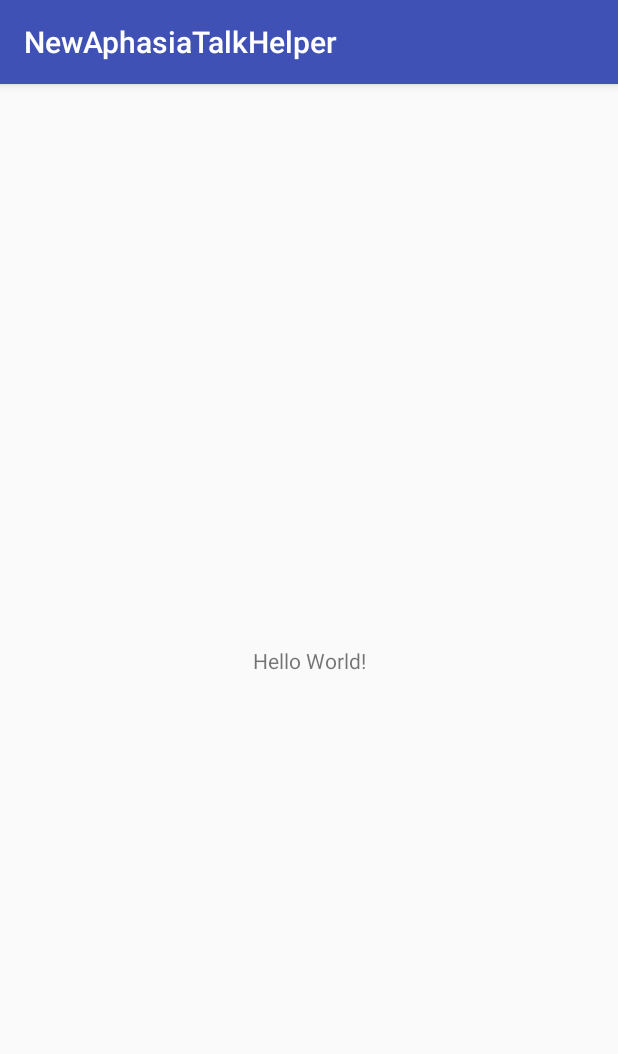
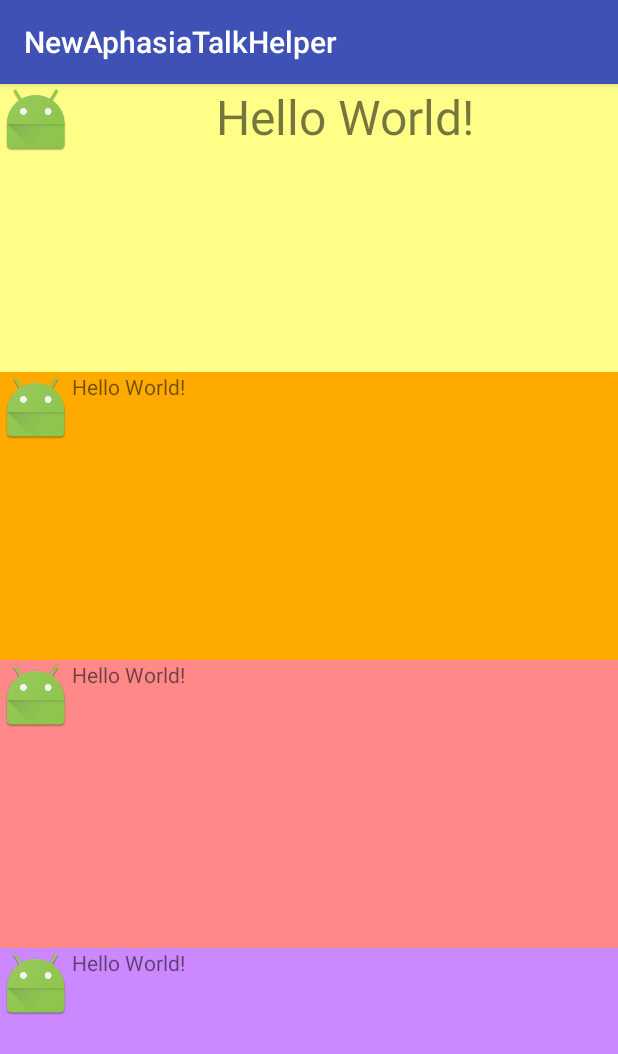
Before and after one commit to Blinkblinkk/NewAphasiaTalkHelper, an Android app: the screen it shows after launch (MainActivity), on a phone screen of 412 x 824 dp. Shown: the top 1054 px of the screen. Run offline under Robolectric (Android 15) with nearby library versions, the phone set to English and light mode, and no system bars.

Commit message:
no message

```diff
--- a/NewAphasiaTalkHelper/app/src/main/AndroidManifest.xml
+++ b/NewAphasiaTalkHelper/app/src/main/AndroidManifest.xml
@@ -16,6 +16,9 @@
                 <category android:name="android.intent.category.LAUNCHER" />
             </intent-filter>
         </activity>
+        <activity android:name=".activities.SelectItemActivity" />
+        <activity android:name=".activities.TypeTextActivity" />
+        <activity android:name=".activities.FavoriteActivity"></activity>
     </application>
 
 </manifest>
--- a/NewAphasiaTalkHelper/app/src/main/java/com/newaphasiatalkhelper/newaphasiatalkhelper/activities/MainActivity.java
+++ b/NewAphasiaTalkHelper/app/src/main/java/com/newaphasiatalkhelper/newaphasiatalkhelper/activities/MainActivity.java
@@ -1,15 +1,59 @@
 package com.newaphasiatalkhelper.newaphasiatalkhelper.activities;
 
+import android.content.Intent;
 import android.support.v7.app.AppCompatActivity;
 import android.os.Bundle;
+import android.view.View;
 
 import com.newaphasiatalkhelper.newaphasiatalkhelper.R;
 
 public class MainActivity extends AppCompatActivity {
 
+    View viewIWant;
+    View viewIFeel;
+    View viewTypeText;
+    View viewFav;
+
     @Override
     protected void onCreate(Bundle savedInstanceState) {
         super.onCreate(savedInstanceState);
         setContentView(R.layout.activity_main);
+
+        viewIWant = findViewById(R.id.goto_i_want);
+        viewIFeel = findViewById(R.id.goto_i_feel);
+        viewTypeText = findViewById(R.id.goto_type_text);
+        viewFav = findViewById(R.id.goto_fav);
+
+        viewIWant.setOnClickListener(new View.OnClickListener() {
+            @Override
+            public void onClick(View v) {
+                Intent intent = new Intent(MainActivity.this, SelectItemActivity.class);
+                startActivity(intent);
+            }
+        });
+
+        viewIFeel.setOnClickListener(new View.OnClickListener() {
+            @Override
+            public void onClick(View v) {
+                Intent intent = new Intent(MainActivity.this, SelectItemActivity.class);
+                startActivity(intent);
+            }
+        });
+
+        viewTypeText.setOnClickListener(new View.OnClickListener() {
+            @Override
+            public void onClick(View v) {
+                Intent intent = new Intent(MainActivity.this, TypeTextActivity.class);
+                startActivity(intent);
+            }
+        });
+
+        viewFav.setOnClickListener(new View.OnClickListener() {
+            @Override
+            public void onClick(View v) {
+                Intent intent = new Intent(MainActivity.this, FavoriteActivity.class);
+                startActivity(intent);
+            }
+        });
     }
 }
--- a/NewAphasiaTalkHelper/app/src/main/res/layout/activity_main.xml
+++ b/NewAphasiaTalkHelper/app/src/main/res/layout/activity_main.xml
@@ -1,18 +1,122 @@
 <?xml version="1.0" encoding="utf-8"?>
-<android.support.constraint.ConstraintLayout xmlns:android="http://schemas.android.com/apk/res/android"
+<LinearLayout xmlns:android="http://schemas.android.com/apk/res/android"
     xmlns:app="http://schemas.android.com/apk/res-auto"
     xmlns:tools="http://schemas.android.com/tools"
     android:layout_width="match_parent"
     android:layout_height="match_parent"
+    android:orientation="vertical"
     tools:context="com.newaphasiatalkhelper.newaphasiatalkhelper.activities.MainActivity">
 
-    <TextView
-        android:layout_width="wrap_content"
-        android:layout_height="wrap_content"
-        android:text="Hello World!"
-        app:layout_constraintBottom_toBottomOf="parent"
-        app:layout_constraintLeft_toLeftOf="parent"
-        app:layout_constraintRight_toRightOf="parent"
-        app:layout_constraintTop_toTopOf="parent" />
+    <!--1-->
+    <LinearLayout
+        android:id="@+id/goto_i_want"
+        android:layout_width="match_parent"
+        android:layout_height="0dp"
+        android:layout_weight="1"
+        android:orientation="horizontal"
+        android:background="#FFFF88">
 
-</android.support.constraint.ConstraintLayout>
+
+        <ImageView
+            android:layout_width="wrap_content"
+            android:layout_height="wrap_content"
+            android:src="@mipmap/ic_launcher"
+            />
+
+
+
+        <TextView
+            android:layout_width="match_parent"
+            android:layout_height="wrap_content"
+            android:text="Hello World!"
+            android:textSize="32sp"
+            android:textAlignment="center"
+            />
+
+    </LinearLayout>
+
+
+
+    <!--2-->
+    <LinearLayout
+        android:id="@+id/goto_i_feel"
+        android:layout_width="match_parent"
+        android:layout_height="0dp"
+        android:layout_weight="1"
+        android:orientation="horizontal"
+        android:background="#FFAA00">
+
+
+        <ImageView
+            android:layout_width="wrap_content"
+            android:layout_height="wrap_content"
+            android:src="@mipmap/ic_launcher"
+            />
+
+
+
+        <TextView
+            android:layout_width="wrap_content"
+            android:layout_height="wrap_content"
+            android:text="Hello World!"
+            />
+
+    </LinearLayout>
+
+
+
+    <!--3-->
+    <LinearLayout
+        android:id="@+id/goto_type_text"
+        android:layout_width="match_parent"
+        android:layout_height="0dp"
+        android:layout_weight="1"
+        android:orientation="horizontal"
+        android:background="#FF8888">
+
+
+        <ImageView
+            android:layout_width="wrap_content"
+            android:layout_height="wrap_content"
+            android:src="@mipmap/ic_launcher"
+            />
+
+
+
+        <TextView
+            android:layout_width="wrap_content"
+            android:layout_height="wrap_content"
+            android:text="Hello World!"
+            />
+
+    </LinearLayout>
+
+
+
+    <!--4-->
+    <LinearLayout
+        android:id="@+id/goto_fav"
+        android:layout_width="match_parent"
+        android:layout_height="0dp"
+        android:layout_weight="1"
+        android:orientation="horizontal"
+        android:background="#CC88FF">
+
+
+        <ImageView
+            android:layout_width="wrap_content"
+            android:layout_height="wrap_content"
+            android:src="@mipmap/ic_launcher"
+            />
+
+
+
+        <TextView
+            android:layout_width="wrap_content"
+            android:layout_height="wrap_content"
+            android:text="Hello World!"
+            />
+
+    </LinearLayout>
+
+</LinearLayout>
```
Also changed, not shown: NewAphasiaTalkHelper/app/src/main/java/com/newaphasiatalkhelper/newaphasiatalkhelper/activities/FavoriteActivity.java (added, +15 -0 lines), NewAphasiaTalkHelper/app/src/main/java/com/newaphasiatalkhelper/newaphasiatalkhelper/activities/SelectItemActivity.java (added, +15 -0 lines), NewAphasiaTalkHelper/app/src/main/java/com/newaphasiatalkhelper/newaphasiatalkhelper/activities/TypeTextActivity.java (added, +15 -0 lines), NewAphasiaTalkHelper/app/src/main/res/layout/activity_favorite.xml (added, +14 -0 lines), NewAphasiaTalkHelper/app/src/main/res/layout/activity_select_item.xml (added, +15 -0 lines), NewAphasiaTalkHelper/app/src/main/res/layout/activity_type_text.xml (added, +13 -0 lines).
